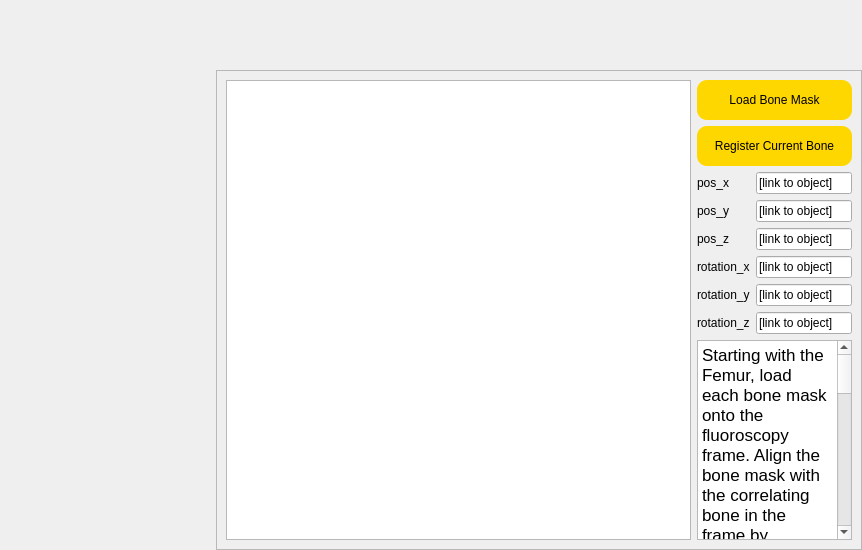
Before: the Qt Designer form frontend_pages/registration/registration_window.ui in sdpunit/OrthoVis, drawn with Qt 5.
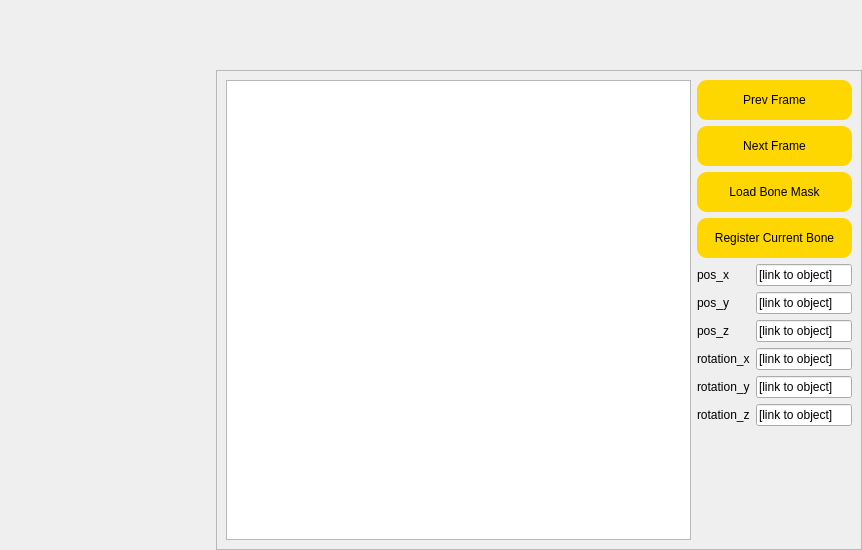
After: the same form once the commit is applied. Custom widgets are drawn as their Qt base class.

Commit message: Introduced next/prev buttons

Diff of the .ui file:
```diff
--- a/frontend_pages/registration/registration_window.ui
+++ b/frontend_pages/registration/registration_window.ui
@@ -105,7 +105,7 @@
            <property name="styleSheet">
             <string notr="true"/>
            </property>
-           <layout class="QVBoxLayout" name="verticalLayout_2" stretch="0,0,0,0">
+           <layout class="QVBoxLayout" name="verticalLayout_2" stretch="0,0,0,0,0">
             <property name="leftMargin">
              <number>0</number>
             </property>
@@ -118,6 +118,58 @@
             <property name="bottomMargin">
              <number>0</number>
             </property>
+            <item>
+             <widget class="QPushButton" name="next_frame">
+              <property name="sizePolicy">
+               <sizepolicy hsizetype="Minimum" vsizetype="Fixed">
+                <horstretch>0</horstretch>
+                <verstretch>0</verstretch>
+               </sizepolicy>
+              </property>
+              <property name="minimumSize">
+               <size>
+                <width>0</width>
+                <height>40</height>
+               </size>
+              </property>
+              <property name="styleSheet">
+               <string notr="true">background-color: rgb(255, 215, 0);
+border-radius: 10px;
+border: none;
+font: 600 12pt &quot;Segoe UI&quot;;
+</string>
+              </property>
+              <property name="text">
+               <string>Prev Frame</string>
+              </property>
+             </widget>
+            </item>
+            <item>
+             <widget class="QPushButton" name="prev_frame">
+              <property name="sizePolicy">
+               <sizepolicy hsizetype="Minimum" vsizetype="Fixed">
+                <horstretch>0</horstretch>
+                <verstretch>0</verstretch>
+               </sizepolicy>
+              </property>
+              <property name="minimumSize">
+               <size>
+                <width>0</width>
+                <height>40</height>
+               </size>
+              </property>
+              <property name="styleSheet">
+               <string notr="true">background-color: rgb(255, 215, 0);
+border-radius: 10px;
+border: none;
+font: 600 12pt &quot;Segoe UI&quot;;
+</string>
+              </property>
+              <property name="text">
+               <string>Next Frame</string>
+              </property>
+             </widget>
+            </item>
             <item>
              <widget class="QPushButton" name="pushButton">
               <property name="minimumSize">
@@ -249,24 +301,6 @@
               </item>
              </layout>
             </item>
-            <item>
-             <widget class="QTextBrowser" name="textBrowser">
-              <property name="html">
-               <string>&lt;!DOCTYPE HTML PUBLIC &quot;-//W3C//DTD HTML 4.0//EN&quot; &quot;http://www.w3.org/TR/REC-html40/strict.dtd&quot;&gt;
-&lt;html&gt;&lt;head&gt;&lt;meta name=&quot;qrichtext&quot; content=&quot;1&quot; /&gt;&lt;meta charset=&quot;utf-8&quot; /&gt;&lt;style type=&quot;text/css&quot;&gt;
-p, li { white-space: pre-wrap; }
-hr { height: 1px; border-width: 0; }
-li.unchecked::marker { content: &quot;\2610&quot;; }
-li.checked::marker { content: &quot;\2612&quot;; }
-&lt;/style&gt;&lt;/head&gt;&lt;body style=&quot; font-family:'.AppleSystemUIFont'; font-size:13pt; font-weight:400; font-style:normal;&quot;&gt;
-&lt;p style=&quot; margin-top:0px; margin-bottom:0px; margin-left:0px; margin-right:0px; -qt-block-indent:0; text-indent:0px;&quot;&gt;Starting with the Femur, load each bone mask onto the fluoroscopy frame. Align the bone mask with the correlating bone in the frame by manipulating themask with 6 DoF. Following the Femur, the Tibia and Fibula will need to be registered.&lt;/p&gt;
-&lt;p style=&quot;-qt-paragraph-type:empty; margin-top:0px; margin-bottom:0px; margin-left:0px; margin-right:0px; -qt-block-indent:0; text-indent:0px;&quot;&gt;&lt;br /&gt;&lt;/p&gt;
-&lt;p style=&quot; margin-top:0px; margin-bottom:0px; margin-left:0px; margin-right:0px; -qt-block-indent:0; text-indent:0px;&quot;&gt;Use mouse interactions for translations and [inset interaction type] for rotations. You may also manually change the parameters of the mask using the above input fields.&lt;/p&gt;
-&lt;p style=&quot;-qt-paragraph-type:empty; margin-top:0px; margin-bottom:0px; margin-left:0px; margin-right:0px; -qt-block-indent:0; text-indent:0px;&quot;&gt;&lt;br /&gt;&lt;/p&gt;
-&lt;p style=&quot; margin-top:0px; margin-bottom:0px; margin-left:0px; margin-right:0px; -qt-block-indent:0; text-indent:0px;&quot;&gt;Upon confirming registration of the current bone, our high powered AI model will register the current bone mask to the rest of the fluoroscopy frames.&lt;/p&gt;&lt;/body&gt;&lt;/html&gt;</string>
-              </property>
-             </widget>
-            </item>
            </layout>
           </widget>
          </item>
```
The commit also changes 9 other files.
